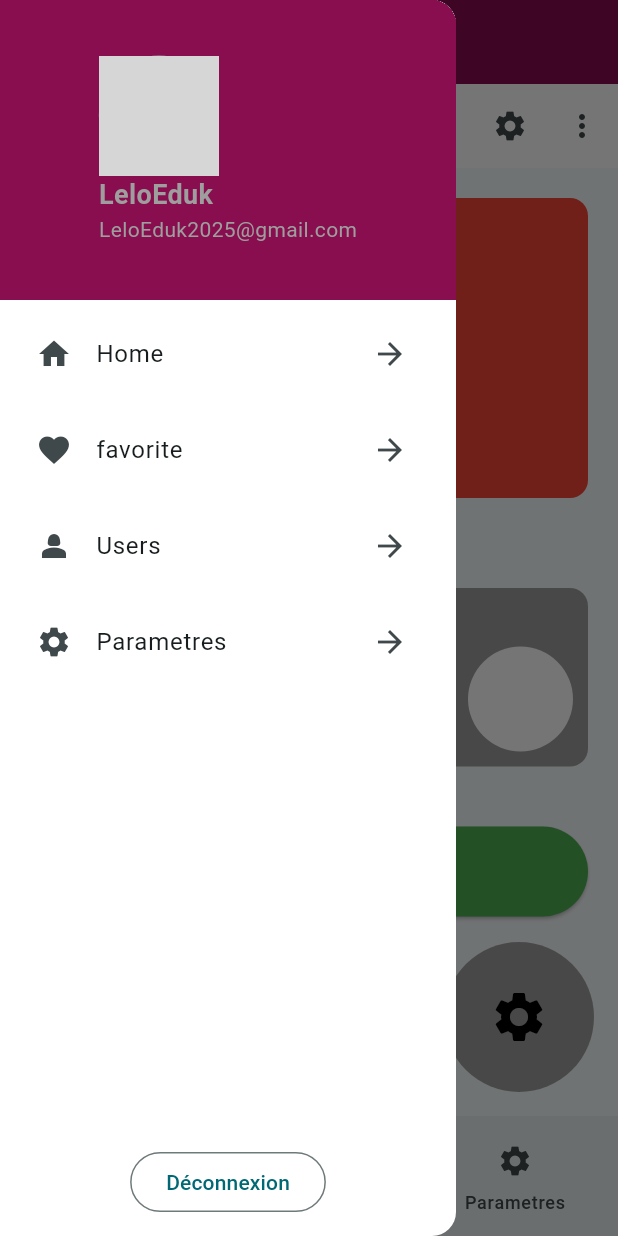
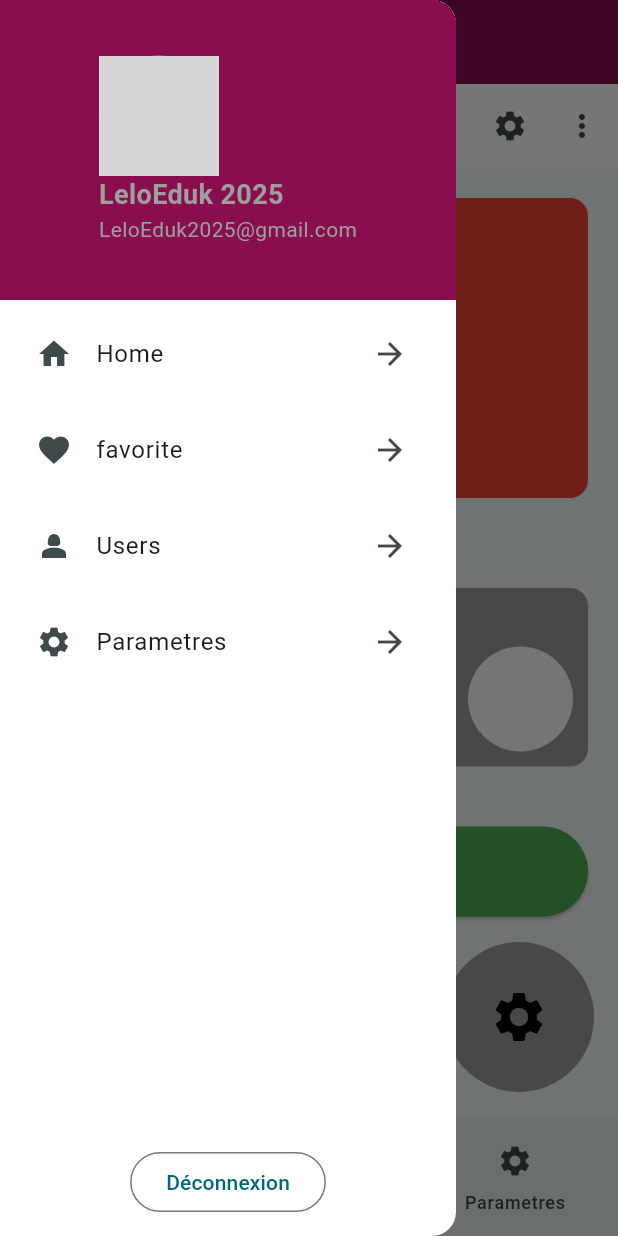
Before and after one commit to leloeduk/leloflutter, a Flutter app: the screen it shows after launch, with the side drawer open, on a phone screen of 412 x 824 dp. Run offline on Flutter 3.47's test engine with Material 3 defaults, Android fonts, the phone set to English and light mode, and no system bars; grey boxes are pictures that could not be loaded.

Commit message:
improve my code

```diff
--- a/lib/pages/drawer_page.dart
+++ b/lib/pages/drawer_page.dart
@@ -26,7 +26,7 @@ class DrawerPage extends StatelessWidget {
                     backgroundImage: AssetImage("lib/images/lelo.png"),
                   ),
                   Text(
-                    "LeloEduk",
+                    "LeloEduk 2025",
                     style: TextStyle(
                       fontSize: 18,
                       color: Colors.grey,
```
